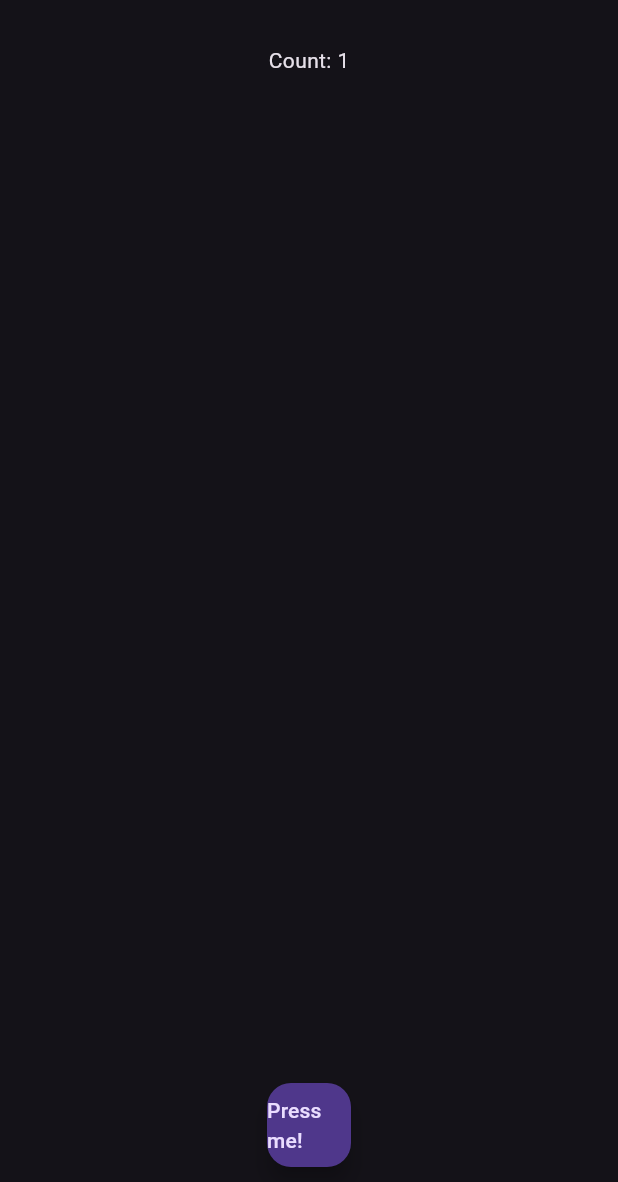
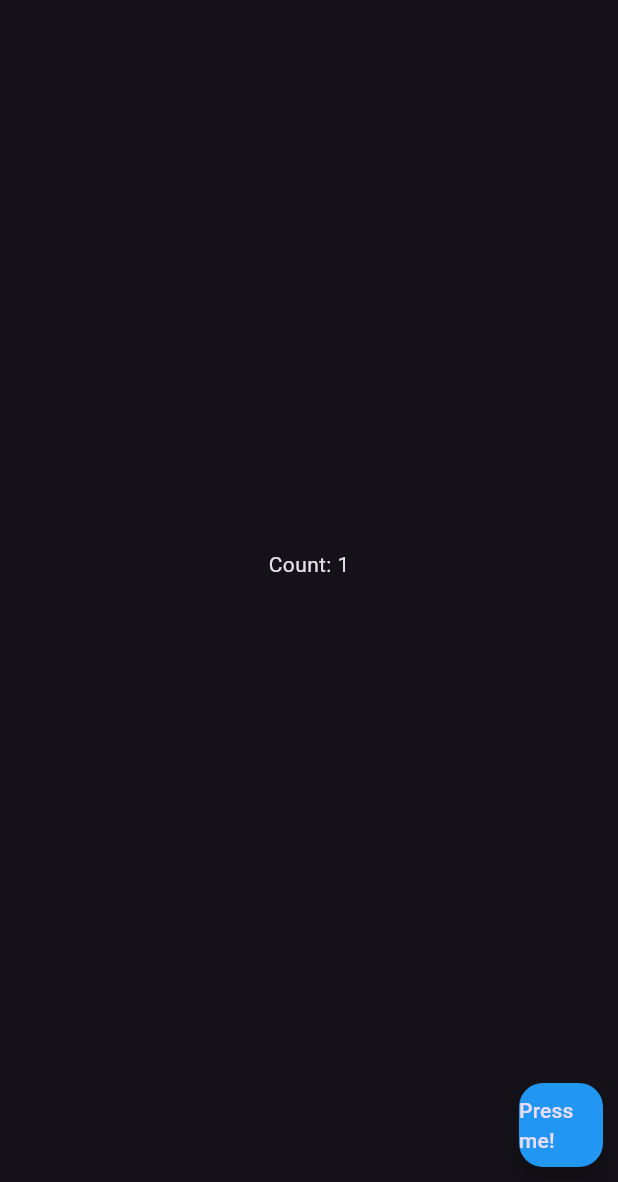
Before and after one commit to Emekaony/Flutter-Stateful-widgets, a Flutter app: the screen it shows after launch, on a phone screen of 412 x 824 dp, the part 54-1236 px from its top. Run offline on Flutter 3.47's test engine with Material 3 defaults, Android fonts, the phone set to English and light mode, and no system bars.

Commit message:
Used new widget: SafeArea

```diff
--- a/lib/main.dart
+++ b/lib/main.dart
@@ -1,4 +1,4 @@
-// ignore_for_file: prefer_const_constructors
+// ignore_for_file: prefer_const_constructors, prefer_const_literals_to_create_immutables
 
 import 'package:flutter/material.dart';
 
@@ -25,18 +25,31 @@ class _AppState extends State<App> {
             titleTextStyle: const TextStyle(
                 color: Colors.white, fontWeight: FontWeight.bold),
           ),
-          body: Container(
+          body: SafeArea(
+            child: Container(
               padding: EdgeInsets.all(10),
               width: double.infinity,
               height: double.infinity,
               child: Column(
                 children: [
-                Expanded(child: Text("Count: 1")),
+                  Expanded(
+                      flex: 10,
+                      child: Column(
+                        mainAxisAlignment: MainAxisAlignment.center,
+                        children: [Text("Count: 1")],
+                      )),
+                  Row(
+                    mainAxisAlignment: MainAxisAlignment.end,
+                    children: [
                       FloatingActionButton(
                         onPressed: () {},
+                        backgroundColor: Colors.blue,
                         child: Text("Press me!"),
                       )
                     ],
+                  ),
+                ],
+              ),
             ),
           ),
         ));
```
Lines whose indentation alone changed are shown as unchanged.
